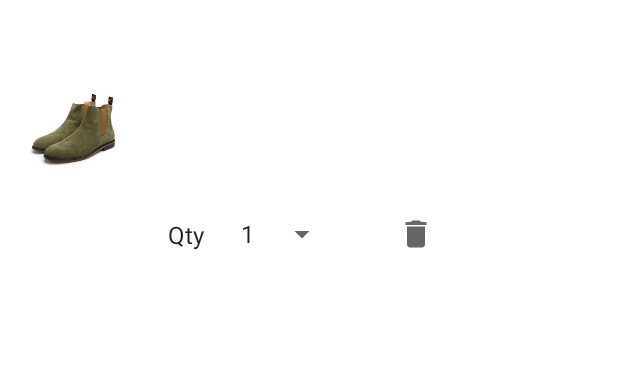
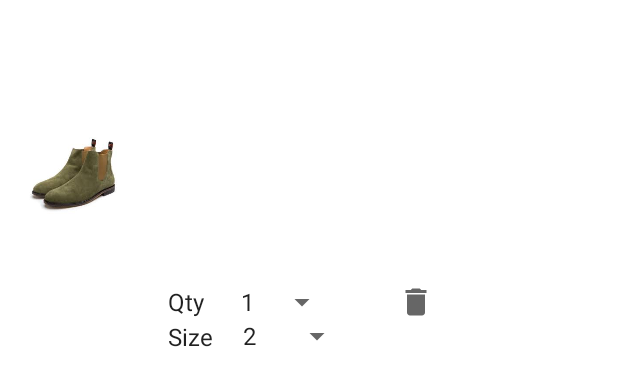
Before and after one commit to CurtisAbel/GoldenShoeAndroidApp, an Android app: the layout cart_row.xml on its own in the app's theme, with its tools: preview values and no code run, on a phone screen of 412 x 824 dp. Shown: the top 386 px of the screen. Run offline under Robolectric (Android 15) with nearby library versions, the phone set to English and light mode, and no system bars.

Commit message:
Added size on cart

```diff
--- a/app/src/main/res/layout/cart_row.xml
+++ b/app/src/main/res/layout/cart_row.xml
@@ -62,6 +62,31 @@
             android:setVal="@{cartItem.quantity}"
             />
 
+
+        <TextView
+            android:id="@+id/shoe_size_text"
+            android:layout_width="wrap_content"
+            android:layout_height="wrap_content"
+            android:text="Size"
+            android:textAppearance="@style/TextAppearance.MaterialComponents.Subtitle1"
+            app:layout_constraintBottom_toBottomOf="parent"
+            app:layout_constraintStart_toStartOf="@+id/textView"
+            app:layout_constraintTop_toBottomOf="@id/textView"
+            />
+
+        <Spinner
+            android:id="@+id/shoe_size_spinner"
+            android:layout_width="wrap_content"
+            android:layout_height="wrap_content"
+            android:layout_marginStart="11dp"
+            app:layout_constraintBottom_toBottomOf="@+id/shoe_size_text"
+            app:layout_constraintStart_toEndOf="@+id/shoe_size_text"
+            app:layout_constraintTop_toTopOf="@+id/shoe_size_text"
+            android:entries="@array/shoe_size_string_array"
+            android:textAppearance="@style/TextAppearance.MaterialComponents.Subtitle1"
+            android:setVal="@{cartItem.size}"/>
+
+
         <ImageButton
             android:id="@+id/deleteProductButton"
             android:layout_width="wrap_content"
--- a/app/src/main/res/layout/shop_row.xml
+++ b/app/src/main/res/layout/shop_row.xml
@@ -56,6 +56,8 @@
             android:textAppearance="@style/TextAppearance.MaterialComponents.Caption"
             android:textColor="@{product.inStock ? @android:color/holo_green_light : @android:color/holo_red_light}"/>
 
+
+
         <Button
             android:id="@+id/addToCartButtom"
             android:layout_width="wrap_content"
```
Also changed, not shown: app/src/main/java/com/project/goldenshoe/adapters/ProductListAdapter.java (+6 -1 lines), app/src/main/java/com/project/goldenshoe/models/CartItem.java (+17 -0 lines), app/src/main/res/values/strings.xml (+15 -0 lines).
